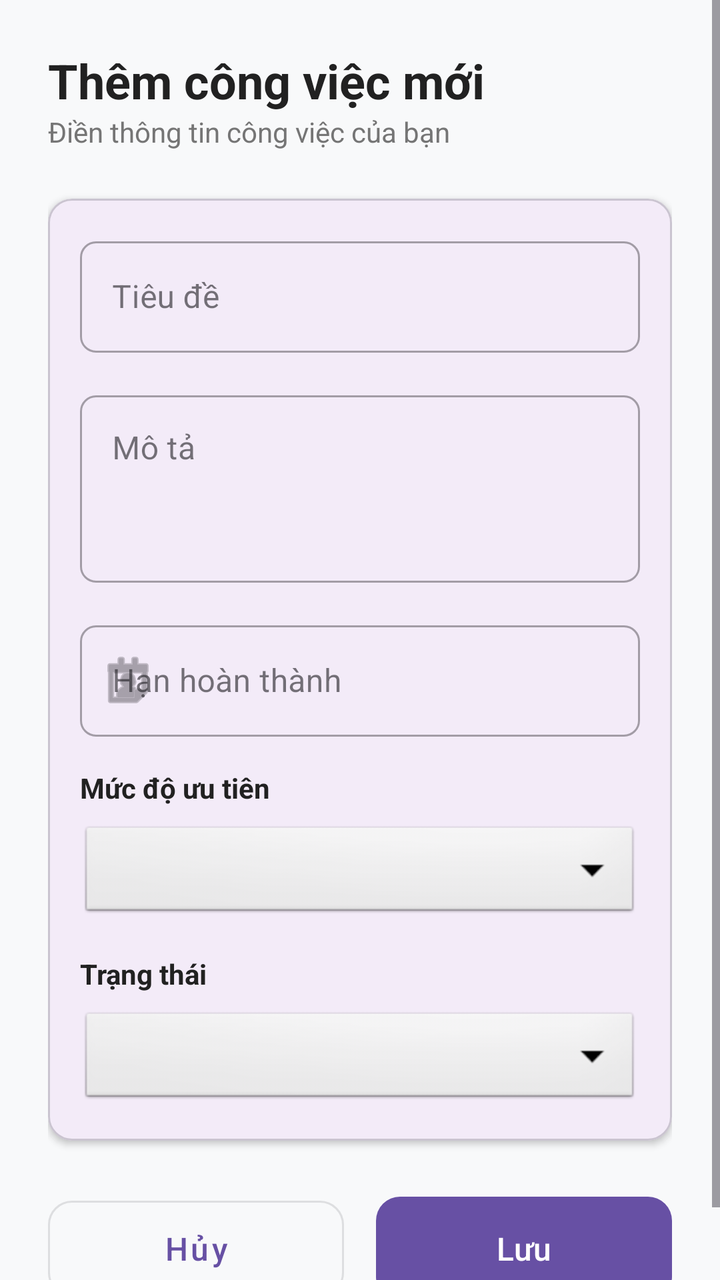
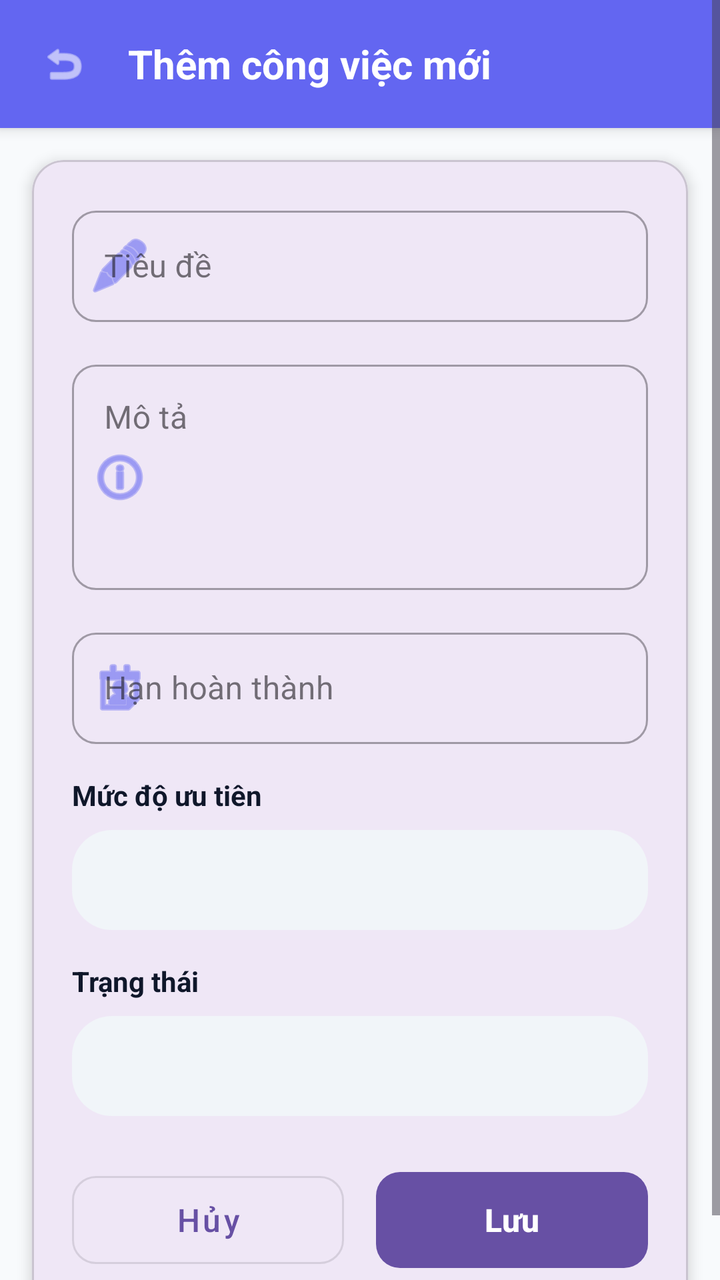

Before-and-after screenshots of an Android layout around one commit, followed by the original layout XML and the change that was made.
<!-- AndroidManifest.xml: application theme Theme.BTL -->
<!-- res/layout/activity_add_task.xml -->
<?xml version="1.0" encoding="utf-8"?>
<ScrollView xmlns:android="http://schemas.android.com/apk/res/android"
    xmlns:app="http://schemas.android.com/apk/res-auto"
    android:layout_width="match_parent"
    android:layout_height="match_parent"
    android:background="#F8F9FA"
    android:fillViewport="true">

    <LinearLayout
        android:layout_width="match_parent"
        android:layout_height="wrap_content"
        android:orientation="vertical"
        android:padding="24dp">

        <TextView
            android:layout_width="wrap_content"
            android:layout_height="wrap_content"
            android:text="Thêm công việc mới"
            android:textColor="#212121"
            android:textSize="24sp"
            android:textStyle="bold" />

        <TextView
            android:layout_width="wrap_content"
            android:layout_height="wrap_content"
            android:layout_marginBottom="24dp"
            android:text="Điền thông tin công việc của bạn"
            android:textColor="#757575"
            android:textSize="14sp" />

        <com.google.android.material.card.MaterialCardView
            android:layout_width="match_parent"
            android:layout_height="wrap_content"
            app:cardCornerRadius="12dp"
            app:cardElevation="2dp">

            <LinearLayout
                android:layout_width="match_parent"
                android:layout_height="wrap_content"
                android:orientation="vertical"
                android:padding="16dp">

                <com.google.android.material.textfield.TextInputLayout
                    style="@style/Widget.MaterialComponents.TextInputLayout.OutlinedBox"
                    android:layout_width="match_parent"
                    android:layout_height="wrap_content"
                    android:layout_marginBottom="16dp"
                    android:hint="Tiêu đề"
                    app:boxCornerRadiusBottomEnd="8dp"
                    app:boxCornerRadiusBottomStart="8dp"
                    app:boxCornerRadiusTopEnd="8dp"
                    app:boxCornerRadiusTopStart="8dp">

                    <com.google.android.material.textfield.TextInputEditText
                        android:id="@+id/etTaskTitle"
                        android:layout_width="match_parent"
                        android:layout_height="wrap_content"
                        android:inputType="text" />
                </com.google.android.material.textfield.TextInputLayout>

                <com.google.android.material.textfield.TextInputLayout
                    style="@style/Widget.MaterialComponents.TextInputLayout.OutlinedBox"
                    android:layout_width="match_parent"
                    android:layout_height="wrap_content"
                    android:layout_marginBottom="16dp"
                    android:hint="Mô tả"
                    app:boxCornerRadiusBottomEnd="8dp"
                    app:boxCornerRadiusBottomStart="8dp"
                    app:boxCornerRadiusTopEnd="8dp"
                    app:boxCornerRadiusTopStart="8dp">

                    <com.google.android.material.textfield.TextInputEditText
                        android:id="@+id/etTaskDescription"
                        android:layout_width="match_parent"
                        android:layout_height="wrap_content"
                        android:gravity="top"
                        android:inputType="textMultiLine"
                        android:lines="4"
                        android:minLines="3" />
                </com.google.android.material.textfield.TextInputLayout>

                <com.google.android.material.textfield.TextInputLayout
                    style="@style/Widget.MaterialComponents.TextInputLayout.OutlinedBox"
                    android:layout_width="match_parent"
                    android:layout_height="wrap_content"
                    android:layout_marginBottom="16dp"
                    android:hint="Hạn hoàn thành"
                    app:boxCornerRadiusBottomEnd="8dp"
                    app:boxCornerRadiusBottomStart="8dp"
                    app:boxCornerRadiusTopEnd="8dp"
                    app:boxCornerRadiusTopStart="8dp"
                    app:startIconDrawable="@android:drawable/ic_menu_my_calendar">

                    <com.google.android.material.textfield.TextInputEditText
                        android:id="@+id/etTaskDeadline"
                        android:layout_width="match_parent"
                        android:layout_height="wrap_content"
                        android:focusable="false"
                        android:inputType="none" />
                </com.google.android.material.textfield.TextInputLayout>

                <TextView
                    android:layout_width="wrap_content"
                    android:layout_height="wrap_content"
                    android:layout_marginBottom="8dp"
                    android:text="Mức độ ưu tiên"
                    android:textColor="#212121"
                    android:textSize="14sp"
                    android:textStyle="bold" />

                <Spinner
                    android:id="@+id/spinnerPriority"
                    android:layout_width="match_parent"
                    android:layout_height="50dp"
                    android:layout_marginBottom="16dp"
                    android:background="@android:drawable/btn_dropdown"
                    android:padding="12dp" />

                <TextView
                    android:layout_width="wrap_content"
                    android:layout_height="wrap_content"
                    android:layout_marginBottom="8dp"
                    android:text="Trạng thái"
                    android:textColor="#212121"
                    android:textSize="14sp"
                    android:textStyle="bold" />

                <Spinner
                    android:id="@+id/spinnerStatus"
                    android:layout_width="match_parent"
                    android:layout_height="50dp"
                    android:background="@android:drawable/btn_dropdown"
                    android:padding="12dp" />

            </LinearLayout>
        </com.google.android.material.card.MaterialCardView>

        <LinearLayout
            android:layout_width="match_parent"
            android:layout_height="wrap_content"
            android:layout_marginTop="24dp"
            android:orientation="horizontal">

            <com.google.android.material.button.MaterialButton
                android:id="@+id/btnCancelTask"
                style="@style/Widget.MaterialComponents.Button.OutlinedButton"
                android:layout_width="0dp"
                android:layout_height="60dp"
                android:layout_marginEnd="8dp"
                android:layout_weight="1"
                android:text="Hủy"
                android:textAllCaps="false"
                android:textSize="16sp"
                app:cornerRadius="12dp" />

            <com.google.android.material.button.MaterialButton
                android:id="@+id/btnSaveTask"
                android:layout_width="0dp"
                android:layout_height="60dp"
                android:layout_marginStart="8dp"
                android:layout_weight="1"
                android:text="Lưu"
                android:textAllCaps="false"
                android:textSize="16sp"
                app:cornerRadius="12dp" />
        </LinearLayout>

    </LinearLayout>
</ScrollView>
<!-- resources referenced by this layout -->
<resources>
  <style name="Theme.BTL" parent="Base.Theme.BTL" />
  <style name="Base.Theme.BTL" parent="Theme.Material3.DayNight.NoActionBar">
          
          
      </style>
</resources>

<!-- the commit's change to res/layout/activity_add_task.xml (unified diff, before → after) -->
@@ -3,71 +3,94 @@
     xmlns:app="http://schemas.android.com/apk/res-auto"
     android:layout_width="match_parent"
     android:layout_height="match_parent"
-    android:background="#F8F9FA"
+    android:background="@color/background"
     android:fillViewport="true">
 
     <LinearLayout
         android:layout_width="match_parent"
         android:layout_height="wrap_content"
-        android:orientation="vertical"
-        android:padding="24dp">
-
-        <TextView
-            android:layout_width="wrap_content"
+        android:orientation="vertical">
+
+        
+        <LinearLayout
+            android:layout_width="match_parent"
             android:layout_height="wrap_content"
-            android:text="Thêm công việc mới"
-            android:textColor="#212121"
-            android:textSize="24sp"
-            android:textStyle="bold" />
-
-        <TextView
-            android:layout_width="wrap_content"
-            android:layout_height="wrap_content"
-            android:layout_marginBottom="24dp"
-            android:text="Điền thông tin công việc của bạn"
-            android:textColor="#757575"
-            android:textSize="14sp" />
-
+            android:background="@color/primary"
+            android:elevation="4dp"
+            android:gravity="center_vertical"
+            android:orientation="horizontal"
+            android:padding="16dp">
+
+            <ImageView
+                android:id="@+id/ivBackFromAdd"
+                android:layout_width="32dp"
+                android:layout_height="32dp"
+                android:background="?attr/selectableItemBackgroundBorderless"
+                android:padding="4dp"
+                android:src="@android:drawable/ic_menu_revert"
+                app:tint="@android:color/white" />
+
+            <TextView
+                android:layout_width="0dp"
+                android:layout_height="wrap_content"
+                android:layout_marginStart="16dp"
+                android:layout_weight="1"
+                android:text="Thêm công việc mới"
+                android:textColor="@android:color/white"
+                android:textSize="20sp"
+                android:textStyle="bold" />
+
+        </LinearLayout>
+
+        
         <com.google.android.material.card.MaterialCardView
             android:layout_width="match_parent"
             android:layout_height="wrap_content"
-            app:cardCornerRadius="12dp"
-            app:cardElevation="2dp">
+            android:layout_margin="16dp"
+            app:cardCornerRadius="16dp"
+            app:cardElevation="4dp">
 
             <LinearLayout
                 android:layout_width="match_parent"
                 android:layout_height="wrap_content"
                 android:orientation="vertical"
-                android:padding="16dp">
-
+                android:padding="20dp">
+
+                
                 <com.google.android.material.textfield.TextInputLayout
                     style="@style/Widget.MaterialComponents.TextInputLayout.OutlinedBox"
                     android:layout_width="match_parent"
                     android:layout_height="wrap_content"
                     android:layout_marginBottom="16dp"
                     android:hint="Tiêu đề"
-                    app:boxCornerRadiusBottomEnd="8dp"
-                    app:boxCornerRadiusBottomStart="8dp"
-                    app:boxCornerRadiusTopEnd="8dp"
-                    app:boxCornerRadiusTopStart="8dp">
+                    app:boxCornerRadiusBottomEnd="12dp"
+                    app:boxCornerRadiusBottomStart="12dp"
+                    app:boxCornerRadiusTopEnd="12dp"
+                    app:boxCornerRadiusTopStart="12dp"
+                    app:startIconDrawable="@android:drawable/ic_menu_edit"
+                    app:startIconTint="@color/primary">
 
                     <com.google.android.material.textfield.TextInputEditText
                         android:id="@+id/etTaskTitle"
                         android:layout_width="match_parent"
                         android:layout_height="wrap_content"
-                        android:inputType="text" />
+                        android:inputType="text"
+                        android:maxLines="2" />
                 </com.google.android.material.textfield.TextInputLayout>
 
+                
                 <com.google.android.material.textfield.TextInputLayout
                     style="@style/Widget.MaterialComponents.TextInputLayout.OutlinedBox"
                     android:layout_width="match_parent"
                     android:layout_height="wrap_content"
                     android:layout_marginBottom="16dp"
                     android:hint="Mô tả"
-                    app:boxCornerRadiusBottomEnd="8dp"
-                    app:boxCornerRadiusBottomStart="8dp"
-                    app:boxCornerRadiusTopEnd="8dp"
-                    app:boxCornerRadiusTopStart="8dp">
+                    app:boxCornerRadiusBottomEnd="12dp"
+                    app:boxCornerRadiusBottomStart="12dp"
+                    app:boxCornerRadiusTopEnd="12dp"
+                    app:boxCornerRadiusTopStart="12dp"
+                    app:startIconDrawable="@android:drawable/ic_menu_info_details"
+                    app:startIconTint="@color/primary">
 
                     <com.google.android.material.textfield.TextInputEditText
                         android:id="@+id/etTaskDescription"
@@ -76,20 +99,22 @@
                         android:gravity="top"
                         android:inputType="textMultiLine"
                         android:lines="4"
-                        android:minLines="3" />
+                        android:maxLines="6" />
                 </com.google.android.material.textfield.TextInputLayout>
 
+                
                 <com.google.android.material.textfield.TextInputLayout
                     style="@style/Widget.MaterialComponents.TextInputLayout.OutlinedBox"
                     android:layout_width="match_parent"
                     android:layout_height="wrap_content"
                     android:layout_marginBottom="16dp"
                     android:hint="Hạn hoàn thành"
-                    app:boxCornerRadiusBottomEnd="8dp"
-                    app:boxCornerRadiusBottomStart="8dp"
-                    app:boxCornerRadiusTopEnd="8dp"
-                    app:boxCornerRadiusTopStart="8dp"
-                    app:startIconDrawable="@android:drawable/ic_menu_my_calendar">
+                    app:boxCornerRadiusBottomEnd="12dp"
+                    app:boxCornerRadiusBottomStart="12dp"
+                    app:boxCornerRadiusTopEnd="12dp"
+                    app:boxCornerRadiusTopStart="12dp"
+                    app:startIconDrawable="@android:drawable/ic_menu_my_calendar"
+                    app:startIconTint="@color/primary">
 
                     <com.google.android.material.textfield.TextInputEditText
                         android:id="@+id/etTaskDeadline"
@@ -99,12 +124,13 @@
                         android:inputType="none" />
                 </com.google.android.material.textfield.TextInputLayout>
 
+                
                 <TextView
                     android:layout_width="wrap_content"
                     android:layout_height="wrap_content"
                     android:layout_marginBottom="8dp"
                     android:text="Mức độ ưu tiên"
-                    android:textColor="#212121"
+                    android:textColor="@color/text_primary"
                     android:textSize="14sp"
                     android:textStyle="bold" />
 
@@ -113,15 +139,16 @@
                     android:layout_width="match_parent"
                     android:layout_height="50dp"
                     android:layout_marginBottom="16dp"
-                    android:background="@android:drawable/btn_dropdown"
+                    android:background="@drawable/chip_background"
                     android:padding="12dp" />
 
+                
                 <TextView
                     android:layout_width="wrap_content"
                     android:layout_height="wrap_content"
                     android:layout_marginBottom="8dp"
                     android:text="Trạng thái"
-                    android:textColor="#212121"
+                    android:textColor="@color/text_primary"
                     android:textSize="14sp"
                     android:textStyle="bold" />
 
@@ -129,41 +156,45 @@
                     android:id="@+id/spinnerStatus"
                     android:layout_width="match_parent"
                     android:layout_height="50dp"
-                    android:background="@android:drawable/btn_dropdown"
+                    android:layout_marginBottom="24dp"
+                    android:background="@drawable/chip_background"
                     android:padding="12dp" />
+
+                
+                <LinearLayout
+                    android:layout_width="match_parent"
+                    android:layout_height="wrap_content"
+                    android:orientation="horizontal"
+                    android:weightSum="2">
+
+                    <com.google.android.material.button.MaterialButton
+                        android:id="@+id/btnCancelTask"
+                        style="@style/Widget.MaterialComponents.Button.OutlinedButton"
+                        android:layout_width="0dp"
+                        android:layout_height="56dp"
+                        android:layout_marginEnd="8dp"
+                        android:layout_weight="1"
+                        android:text="Hủy"
+                        android:textAllCaps="false"
+                        android:textSize="16sp"
+                        app:cornerRadius="12dp" />
+
+                    <com.google.android.material.button.MaterialButton
+                        android:id="@+id/btnSaveTask"
+                        android:layout_width="0dp"
+                        android:layout_height="56dp"
+                        android:layout_marginStart="8dp"
+                        android:layout_weight="1"
+                        android:text="Lưu"
+                        android:textAllCaps="false"
+                        android:textSize="16sp"
+                        android:textStyle="bold"
+                        app:cornerRadius="12dp" />
+
+                </LinearLayout>
 
             </LinearLayout>
         </com.google.android.material.card.MaterialCardView>
 
-        <LinearLayout
-            android:layout_width="match_parent"
-            android:layout_height="wrap_content"
-            android:layout_marginTop="24dp"
-            android:orientation="horizontal">
-
-            <com.google.android.material.button.MaterialButton
-                android:id="@+id/btnCancelTask"
-                style="@style/Widget.MaterialComponents.Button.OutlinedButton"
-                android:layout_width="0dp"
-                android:layout_height="60dp"
-                android:layout_marginEnd="8dp"
-                android:layout_weight="1"
-                android:text="Hủy"
-                android:textAllCaps="false"
-                android:textSize="16sp"
-                app:cornerRadius="12dp" />
-
-            <com.google.android.material.button.MaterialButton
-                android:id="@+id/btnSaveTask"
-                android:layout_width="0dp"
-                android:layout_height="60dp"
-                android:layout_marginStart="8dp"
-                android:layout_weight="1"
-                android:text="Lưu"
-                android:textAllCaps="false"
-                android:textSize="16sp"
-                app:cornerRadius="12dp" />
-        </LinearLayout>
-
     </LinearLayout>
 </ScrollView>
<!-- resource entries referenced after the edit -->
@@ -1,6 +1,16 @@
 <!-- resources referenced by this layout -->
 <resources>
+  <color name="background">#F8FAFC</color>
+  <color name="primary">#6366F1</color>
+  <color name="text_primary">#0F172A</color>
+  <!-- drawable chip_background (drawable) -->
+  <?xml version="1.0" encoding="utf-8"?>
+  <shape xmlns:android="http://schemas.android.com/apk/res/android">
+      <solid android:color="@color/surface"/>
+      <corners android:radius="20dp"/>
+  </shape>
   <style name="Theme.BTL" parent="Base.Theme.BTL" />
+  <color name="surface">#F1F5F9</color>
   <style name="Base.Theme.BTL" parent="Theme.Material3.DayNight.NoActionBar">
           
           
